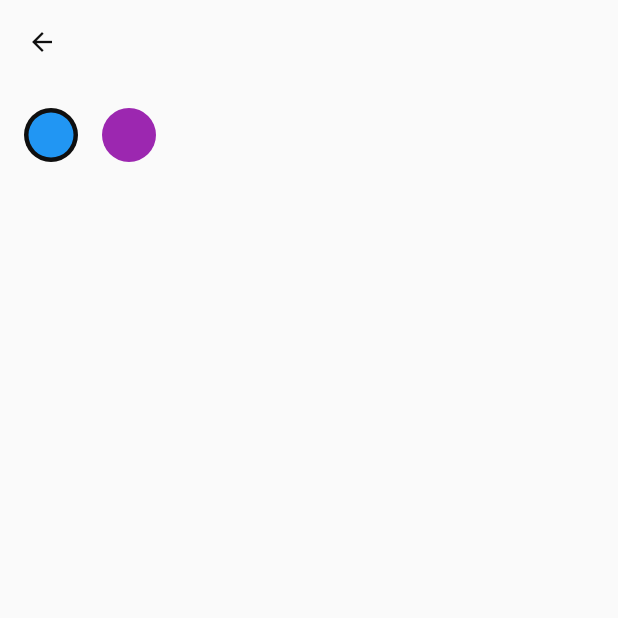
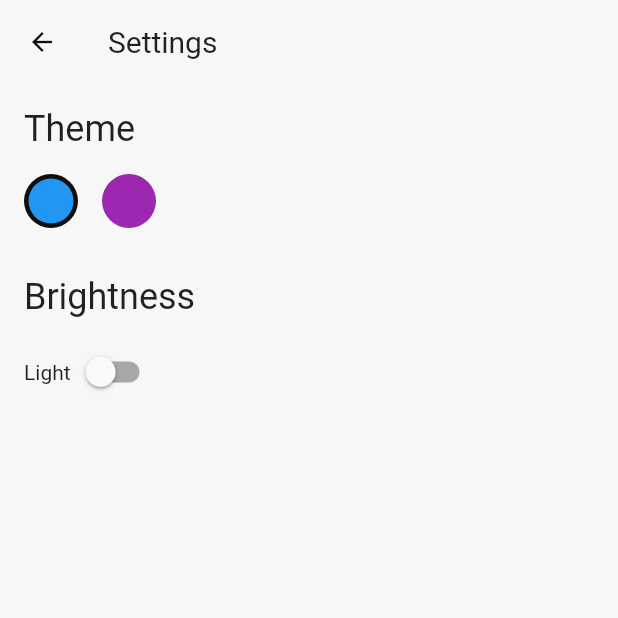
Before and after one commit to MattiaPispisa/safegem, a Flutter app: the SettingsView screen opened by its route, on a phone screen of 412 x 824 dp, the top half of it. Run offline on Flutter 3.47's test engine with Material 3 defaults, Android fonts, the phone set to English and light mode, and no system bars; our stand-ins replace avatar_glow, bloc, dartz, equatable, flutter_animate, flutter_bloc and 8 more.

Commit message:
app styled

```diff
--- a/l10n/intl_en.arb
+++ b/l10n/intl_en.arb
@@ -1,4 +1,9 @@
 {
   "@@locale": "en",
-  "to": "to"
+  "to": "to",
+  "settings": "Settings",
+  "theme": "Theme",
+  "dark": "Dark",
+  "light": "Light",
+  "brightness": "Brightness"
 }
--- a/lib/data/ai_module.dart
+++ b/lib/data/ai_module.dart
@@ -30,7 +30,7 @@ class MockAI implements AI {
     await Future<void>.delayed(Duration(seconds: 1));
     return GenerateContentResponse(
       [
-        Candidate(Content.text("police:112 ${_generateRandomString(5000)}"), null,
+        Candidate(Content.text("police:112 ${_generateRandomString(20)}"), null,
             null, null, null),
       ],
       null,
--- a/lib/data/impl_emergency_message.dart
+++ b/lib/data/impl_emergency_message.dart
@@ -6,7 +6,7 @@ import 'package:safegem/domain/domain.dart';
 import 'ai_module.dart';
 
 // phone reg exp inside text
-final RegExp phoneRegExp = RegExp(r'\+?(\d[\d-. ]{0,}\d)');
+final RegExp phoneRegExp = RegExp(r'\+?\d[\d-. ]*(?:\d)');
 
 @LazySingleton(as: EmergencyService)
 class ImplEmergencyService extends EmergencyService {
--- a/lib/l10n/app_localizations.dart
+++ b/lib/l10n/app_localizations.dart
@@ -96,6 +96,36 @@ abstract class AppLocalizations {
   /// In en, this message translates to:
   /// **'to'**
   String get to;
+
+  /// No description provided for @settings.
+  ///
+  /// In en, this message translates to:
+  /// **'Settings'**
+  String get settings;
+
+  /// No description provided for @theme.
+  ///
+  /// In en, this message translates to:
+  /// **'Theme'**
+  String get theme;
+
+  /// No description provided for @dark.
+  ///
+  /// In en, this message translates to:
+  /// **'Dark'**
+  String get dark;
+
+  /// No description provided for @light.
+  ///
+  /// In en, this message translates to:
+  /// **'Light'**
+  String get light;
+
+  /// No description provided for @brightness.
+  ///
+  /// In en, this message translates to:
+  /// **'Brightness'**
+  String get brightness;
 }
 
 class _AppLocalizationsDelegate extends LocalizationsDelegate<AppLocalizations> {
--- a/lib/l10n/app_localizations_en.dart
+++ b/lib/l10n/app_localizations_en.dart
@@ -6,4 +6,19 @@ class AppLocalizationsEn extends AppLocalizations {
 
   @override
   String get to => 'to';
+
+  @override
+  String get settings => 'Settings';
+
+  @override
+  String get theme => 'Theme';
+
+  @override
+  String get dark => 'Dark';
+
+  @override
+  String get light => 'Light';
+
+  @override
+  String get brightness => 'Brightness';
 }
--- a/lib/main.dart
+++ b/lib/main.dart
@@ -4,8 +4,6 @@ import 'package:safegem/application/application.dart';
 import 'package:safegem/bootstrap.dart';
 import 'package:safegem/injection.dart';
 import 'package:safegem/l10n/app_localizations.dart';
-import 'package:safegem/presentation/ui/theme/app_theme.dart';
-
 import 'presentation/ui/widget/widget.dart';
 
 void main() {
--- a/lib/presentation/ui/view/home/_app_bar.dart
+++ b/lib/presentation/ui/view/home/_app_bar.dart
@@ -1,7 +1,6 @@
 import 'package:flutter/material.dart';
 import 'package:font_awesome_flutter/font_awesome_flutter.dart';
 import 'package:go_router/go_router.dart';
-import 'package:safegem/presentation/ui/extension/extension.dart';
 
 @immutable
 class HomeAppBar extends StatelessWidget implements PreferredSizeWidget {
@@ -13,7 +12,6 @@ class HomeAppBar extends StatelessWidget implements PreferredSizeWidget {
 
   @override
   Widget build(BuildContext context) {
-    final theme = context.theme().app;
     return AppBar(
       forceMaterialTransparency: true,
       actions: [
@@ -21,7 +19,6 @@ class HomeAppBar extends StatelessWidget implements PreferredSizeWidget {
           onPressed: () => _goSettings(context),
           icon: FaIcon(
             FontAwesomeIcons.gear,
-            color: theme.colors.neutral.shade900,
           ),
         )
       ],
--- a/lib/presentation/ui/view/home/_gem_glow.dart
+++ b/lib/presentation/ui/view/home/_gem_glow.dart
@@ -15,8 +15,7 @@ class BlocGemGlow extends StatelessWidget {
 
   @override
   Widget build(BuildContext context) {
-    return SpeechRecognizerSelector(
-      selector: (state) => state.isListening,
+    return SpeechRecognizerIsListening(
       builder: (_, isListening) {
         return GemGlow(
           animated: isListening,
@@ -71,7 +70,7 @@ class GemGlow extends StatelessWidget {
           child: Icon(
             FontAwesomeIcons.gem,
             size: sizeSize / 3,
-            color: theme.app.colors.neutral.shade50,
+            color: context.theme().colorScheme.onPrimary,
           ),
         ),
       ),
--- a/lib/presentation/ui/view/home/home.dart
+++ b/lib/presentation/ui/view/home/home.dart
@@ -14,7 +14,6 @@ class HomeView extends StatelessWidget {
 
   @override
   Widget build(BuildContext context) {
-    final size = MediaQuery.sizeOf(context);
     final theme = context.appTheme();
 
     return HomeProviders(
@@ -39,10 +38,7 @@ class HomeView extends StatelessWidget {
                     ),
                   ),
                 ),
-                ConstrainedBox(
-                  constraints: BoxConstraints(maxHeight: size.height / 2),
-                  child: BlocSender(),
-                )
+                BlocSender()
               ],
             ),
           ),
--- a/lib/presentation/ui/view/settings/_color.dart
+++ b/lib/presentation/ui/view/settings/_color.dart
@@ -1,5 +1,7 @@
 import 'package:flutter/material.dart';
 import 'package:safegem/presentation/ui/extension/extension.dart';
+
+import '../../widget/widget.dart';
 
 class SelectableColor extends StatelessWidget {
   const SelectableColor({
@@ -15,7 +17,7 @@ class SelectableColor extends StatelessWidget {
 
   @override
   Widget build(BuildContext context) {
-    return GestureDetector(
+    return AppGestureDetector(
       onTap: onTap,
       child: Container(
         decoration: BoxDecoration(
--- a/lib/presentation/ui/view/settings/settings.dart
+++ b/lib/presentation/ui/view/settings/settings.dart
@@ -11,23 +11,53 @@ class SettingsView extends StatelessWidget {
     context.read<UserSettingsCubit>().setColor(color);
   }
 
+  void _toggleDarkMode(BuildContext context) {
+    context.read<UserSettingsCubit>().toggleDarkMode();
+  }
+
   @override
   Widget build(BuildContext context) {
     final theme = context.theme();
+    final space = SizedBox(
+      height: context.appTheme().spacing.between,
+    );
     return BlocBuilder<UserSettingsCubit, UserSettingsState>(
       builder: (context, state) {
         return Scaffold(
           appBar: AppBar(
-            iconTheme: theme.iconTheme.copyWith(
-              color: theme.app.colors.neutral.shade900,
-            ),
-            forceMaterialTransparency: true,
+            title: Text(context.t().settings),
           ),
           body: Padding(
             padding: EdgeInsets.all(theme.app.spacing.l),
+            child: SingleChildScrollView(
+              physics: BouncingScrollPhysics(),
               child: Column(
+                crossAxisAlignment: CrossAxisAlignment.start,
                 children: [
-                Wrap(
+                  _sectionTitle(context, text: context.t().theme),
+                  space,
+                  _color(context, state: state),
+                  space,
+                  space,
+                  _sectionTitle(context, text: context.t().brightness),
+                  space,
+                  _brightness(context, state: state),
+                ],
+              ),
+            ),
+          ),
+        );
+      },
+    );
+  }
+
+  Widget _color(
+    BuildContext context, {
+    required UserSettingsState state,
+  }) {
+    final theme = context.theme();
+
+    return Wrap(
       direction: Axis.horizontal,
       spacing: theme.app.spacing.l,
       children: state.availableColors.map((color) {
@@ -37,12 +67,34 @@ class SettingsView extends StatelessWidget {
           onTap: () => _setPrimaryColor(context, color),
         );
       }).toList(),
-                )
+    );
+  }
+
+  Widget _brightness(
+    BuildContext context, {
+    required UserSettingsState state,
+  }) {
+    return Row(
+      children: [
+        Text(state.darkMode ? context.t().dark : context.t().light),
+        Switch(
+          value: state.darkMode,
+          onChanged: (_) => _toggleDarkMode(context),
+          materialTapTargetSize: MaterialTapTargetSize.shrinkWrap,
+        ),
       ],
-            ),
-          ),
     );
-      },
+  }
+
+  Widget _sectionTitle(
+    BuildContext context, {
+    required String text,
+  }) {
+    final theme = context.theme();
+
+    return Text(
+      text,
+      style: theme.textTheme.headlineSmall,
     );
   }
 }
--- a/lib/presentation/ui/widget/common/common.dart
+++ b/lib/presentation/ui/widget/common/common.dart
@@ -1 +1,2 @@
 export './alert.dart';
+export './gesture_detector.dart';
--- /dev/null
+++ b/lib/presentation/ui/widget/common/gesture_detector.dart
@@ -0,0 +1,20 @@
+import 'package:flutter/material.dart';
+
+class AppGestureDetector extends StatelessWidget {
+  const AppGestureDetector({
+    super.key,
+    this.onTap,
+    required this.child,
+  });
+
+  final VoidCallback? onTap;
+  final Widget child;
+
+  @override
+  Widget build(BuildContext context) {
+    return GestureDetector(
+      onTap: Feedback.wrapForTap(onTap, context),
+      child: child,
+    );
+  }
+}
--- a/lib/presentation/ui/widget/user_theme/user_theme.dart
+++ b/lib/presentation/ui/widget/user_theme/user_theme.dart
@@ -15,27 +15,64 @@ class UserTheme extends StatelessWidget {
   Widget build(BuildContext context) {
     return BlocSelector<UserSettingsCubit, UserSettingsState, ThemeData>(
       selector: (state) {
-        final iconTheme = IconThemeData(
-          size: 20,
-        );
         if (state.darkMode) {
-          return ThemeData.dark(useMaterial3: false).copyWith(
-            iconTheme: iconTheme,
-            primaryColor: state.materialColor,
-            extensions: [
-              AppTheme.dark(),
-            ],
-          );
+          return _darkTheme(state);
         }
-        return ThemeData.light(useMaterial3: false).copyWith(
-          iconTheme: iconTheme,
-          primaryColor: state.materialColor,
-          extensions: [
-            AppTheme.light(),
-          ],
-        );
+        return _lightTheme(state);
       },
       builder: builder,
     );
   }
+
+  ThemeData _lightTheme(UserSettingsState state) {
+    return _custom(
+      ThemeData.light(useMaterial3: false),
+      AppTheme.light(),
+      state,
+    );
+  }
+
+  ThemeData _darkTheme(UserSettingsState state) {
+    return _custom(
+      ThemeData.dark(useMaterial3: false),
+      AppTheme.dark(),
+      state,
+    );
+  }
+
+  ThemeData _custom(
+    ThemeData theme,
+    AppTheme appTheme,
+    UserSettingsState state,
+  ) {
+    final iconTheme = IconThemeData(
+      size: 20,
+    );
+    final textTheme = theme.textTheme.copyWith(
+      titleMedium: theme.textTheme.titleLarge?.copyWith(
+        fontSize: 20,
+      ),
+      titleSmall: theme.textTheme.titleLarge?.copyWith(
+        fontSize: 18,
+      ),
+    );
+
+    return theme.copyWith(
+      scaffoldBackgroundColor: appTheme.colors.neutral.shade50,
+      textTheme: textTheme,
+      appBarTheme: AppBarTheme(
+        iconTheme: theme.iconTheme.copyWith(
+          color: appTheme.colors.neutral.shade900,
+        ),
+        titleTextStyle: textTheme.titleMedium,
+        backgroundColor: appTheme.colors.neutral.shade50,
+        elevation: 0,
+      ),
+      iconTheme: iconTheme,
+      primaryColor: state.materialColor,
+      extensions: [
+        appTheme,
+      ],
+    );
+  }
 }
--- a/lib/presentation/ui/widget/widget.dart
+++ b/lib/presentation/ui/widget/widget.dart
@@ -3,3 +3,4 @@ export './sender_bloc/bloc.dart';
 export './emergency_composer/bloc.dart';
 export './speech_recognizer/bloc.dart';
 export './user_theme/user_theme.dart';
+export './common/common.dart';
```
Also changed, not shown: lib/presentation/ui/view/home/_sender.dart (+23 -7 lines), lib/presentation/ui/widget/speech_recognizer/bloc.dart (+20 -0 lines). Lines whose indentation alone changed are shown as unchanged.
